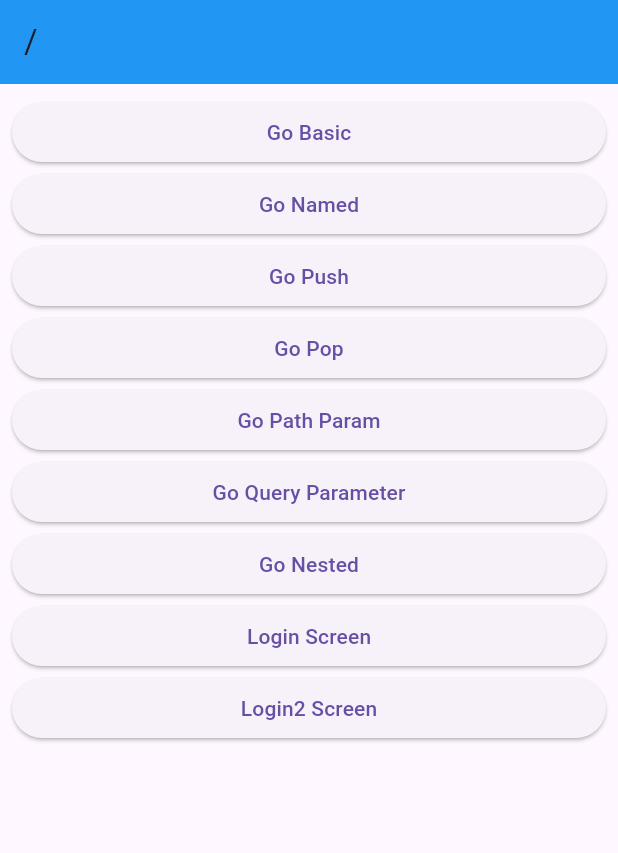
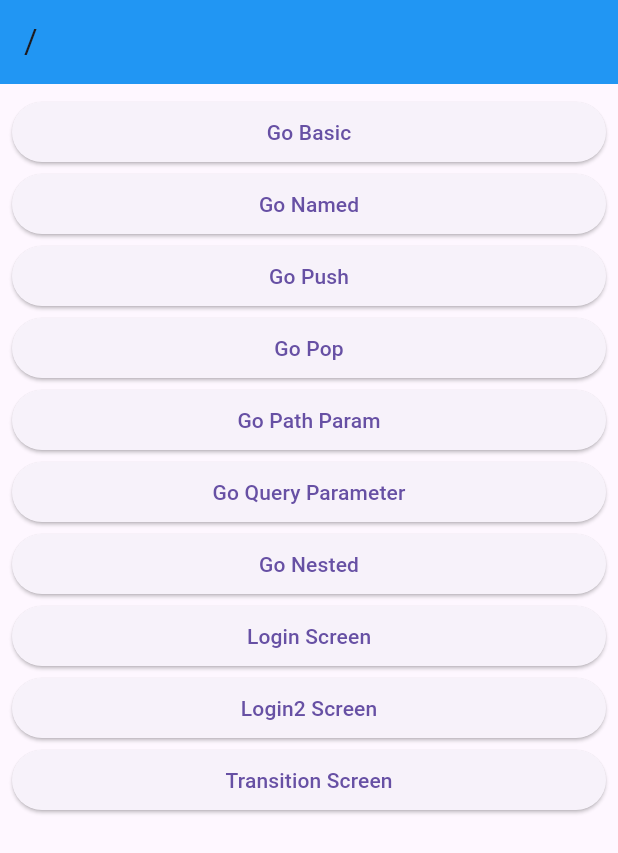
Before and after one commit to DeukYu/inflearn-flutter-intermediate, a Flutter app: the screen it shows after launch, on a phone screen of 412 x 824 dp. Shown: the top 853 px of the screen. Run offline on Flutter 3.47's test engine with Material 3 defaults, Android fonts, the phone set to English and light mode, and no system bars; our stand-ins replace dio, flutter_riverpod, flutter_secure_storage, go_router, retrofit, riverpod_annotation and 1 more; generated files the repository leaves out were written again.

Commit message:
transition

```diff
--- a/go_router_v7/lib/route/router.dart
+++ b/go_router_v7/lib/route/router.dart
@@ -1,16 +1,19 @@
+import 'package:flutter/cupertino.dart';
 import 'package:go_router/go_router.dart';
-import 'package:go_router_v7/screen/1_basic_screen.dart';
-import 'package:go_router_v7/screen/2_named_screen.dart';
-import 'package:go_router_v7/screen/9_login_screen.dart';
-import 'package:go_router_v7/screen/nested_child_screen.dart';
-import 'package:go_router_v7/screen/nested_screen.dart';
-import 'package:go_router_v7/screen/path_param_screen.dart';
-import 'package:go_router_v7/screen/pop_base_screen.dart';
-import 'package:go_router_v7/screen/pop_return_screen.dart';
-import 'package:go_router_v7/screen/private_screen.dart';
-import 'package:go_router_v7/screen/push_screen.dart';
-import 'package:go_router_v7/screen/query_parameter.dart';
-import 'package:go_router_v7/screen/root_screen.dart';
+import 'package:go_router_v7/screens/10_transition_screen_1.dart';
+import 'package:go_router_v7/screens/10_transition_screen_2.dart';
+import 'package:go_router_v7/screens/1_basic_screen.dart';
+import 'package:go_router_v7/screens/2_named_screen.dart';
+import 'package:go_router_v7/screens/9_login_screen.dart';
+import 'package:go_router_v7/screens/8_nested_child_screen.dart';
+import 'package:go_router_v7/screens/8_nested_screen.dart';
+import 'package:go_router_v7/screens/6_path_param_screen.dart';
+import 'package:go_router_v7/screens/4_pop_base_screen.dart';
+import 'package:go_router_v7/screens/5_pop_return_screen.dart';
+import 'package:go_router_v7/screens/9_private_screen.dart';
+import 'package:go_router_v7/screens/3_push_screen.dart';
+import 'package:go_router_v7/screens/7_query_parameter.dart';
+import 'package:go_router_v7/screens/root_screen.dart';
 
 bool authState = false;
 
@@ -126,6 +129,26 @@ final router = GoRouter(
             ),
           ],
         ),
+        GoRoute(
+          path: 'transition',
+          builder: (context, state) => TransitionScreenOne(),
+          routes: [
+            GoRoute(
+              path: 'detail',
+              pageBuilder: (context, state) => CustomTransitionPage(
+                transitionDuration: Duration(seconds: 3),
+                transitionsBuilder:
+                    (context, animation, secondaryAnimation, child) {
+                  return FadeTransition(
+                    opacity: animation,
+                    child: child,
+                  );
+                },
+                child: TransitionScreenTwo(),
+              ),
+            ),
+          ],
+        ),
       ],
     ),
   ],
--- a/go_router_v7/lib/screen/2_named_screen.dart
+++ b/go_router_v7/lib/screens/2_named_screen.dart
@@ -7,7 +7,9 @@ class NamedScreen extends StatelessWidget {
   @override
   Widget build(BuildContext context) {
     return const DefaultLayout(
-      body: Center(child: Text('Named Screen')),
+      body: Center(
+        child: Text('Named Screen'),
+      ),
     );
   }
 }
--- a/go_router_v7/lib/screen/push_screen.dart
+++ b/go_router_v7/lib/screens/3_push_screen.dart
@@ -14,13 +14,13 @@ class PushScreen extends StatelessWidget {
           onPressed: () {
             context.push('/basic');
           },
-          child: Text('Push Basic'),
+          child: const Text('Push Basic'),
         ),
         ElevatedButton(
           onPressed: () {
             context.go('/basic');
           },
-          child: Text('Go Basic'),
+          child: const Text('Go Basic'),
         ),
       ],
     ));
--- a/go_router_v7/lib/screen/path_param_screen.dart
+++ b/go_router_v7/lib/screens/4_pop_base_screen.dart
@@ -2,20 +2,20 @@ import 'package:flutter/material.dart';
 import 'package:go_router/go_router.dart';
 import 'package:go_router_v7/layout/default_layout.dart';
 
-class PathParamScreen extends StatelessWidget {
-  const PathParamScreen({super.key});
+class PopBaseScreen extends StatelessWidget {
+  const PopBaseScreen({super.key});
 
   @override
   Widget build(BuildContext context) {
     return DefaultLayout(
       body: ListView(
         children: [
-          Text('Path Param : ${GoRouterState.of(context).pathParameters}'),
           ElevatedButton(
-            onPressed: () {
-              context.go('/path_param/455/codefactory');
+            onPressed: () async {
+              final result = await context.push('/pop/return');
+              print(result);
             },
-            child: Text('Path Param'),
+            child: const Text('Push Pop Return Screen'),
           ),
         ],
       ),
--- a/go_router_v7/lib/screen/query_parameter.dart
+++ b/go_router_v7/lib/screens/7_query_parameter.dart
@@ -23,7 +23,7 @@ class QueryParameterScreen extends StatelessWidget {
               ).toString(),
             );
           },
-          child: Text('Query Parameter'),
+          child: const Text('Query Parameter'),
         ),
       ],
     ));
--- a/go_router_v7/lib/screen/9_login_screen.dart
+++ b/go_router_v7/lib/screens/9_login_screen.dart
@@ -34,7 +34,7 @@ class _LoginScreenState extends State<LoginScreen> {
               context.go('/login2/private');
             }
           },
-          child: Text('Go to Private Route'),
+          child: const Text('Go to Private Route'),
         ),
       ],
     ));
--- a/go_router_v7/lib/screen/root_screen.dart
+++ b/go_router_v7/lib/screens/root_screen.dart
@@ -14,31 +14,31 @@ class RootScreen extends StatelessWidget {
             onPressed: () {
               context.go('/basic');
             },
-            child: Text('Go Basic'),
+            child: const Text('Go Basic'),
           ),
           ElevatedButton(
             onPressed: () {
               context.goNamed('named_screen');
             },
-            child: Text('Go Named'),
+            child: const Text('Go Named'),
           ),
           ElevatedButton(
             onPressed: () {
               context.go('/push');
             },
-            child: Text('Go Push'),
+            child: const Text('Go Push'),
           ),
           ElevatedButton(
             onPressed: () {
               context.go('/pop');
             },
-            child: Text('Go Pop'),
+            child: const Text('Go Pop'),
           ),
           ElevatedButton(
             onPressed: () {
               context.go('/path_param/456');
             },
-            child: Text('Go Path Param'),
+            child: const Text('Go Path Param'),
           ),
           ElevatedButton(
             onPressed: () {
@@ -64,6 +64,12 @@ class RootScreen extends StatelessWidget {
             },
             child: const Text('Login2 Screen'),
           ),
+          ElevatedButton(
+            onPressed: () {
+              context.go('/transition');
+            },
+            child: const Text('Transition Screen'),
+          )
         ],
       ),
     );
```
Also changed, not shown: go_router_v7/lib/screens/10_transition_screen_1.dart (added, +26 -0 lines), go_router_v7/lib/screens/10_transition_screen_2.dart (added, +26 -0 lines), go_router_v7/lib/screens/5_pop_return_screen.dart (renamed from go_router_v7/lib/screen/pop_base_screen.dart, +6 -7 lines), go_router_v7/lib/screens/6_path_param_screen.dart (renamed from go_router_v7/lib/screen/pop_return_screen.dart, +5 -4 lines), go_router_v7/lib/screens/1_basic_screen.dart (renamed from go_router_v7/lib/screen/1_basic_screen.dart), go_router_v7/lib/screens/8_nested_child_screen.dart (renamed from go_router_v7/lib/screen/nested_child_screen.dart), go_router_v7/lib/screens/8_nested_screen.dart (renamed from go_router_v7/lib/screen/nested_screen.dart), go_router_v7/lib/screens/9_private_screen.dart (renamed from go_router_v7/lib/screen/private_screen.dart).
